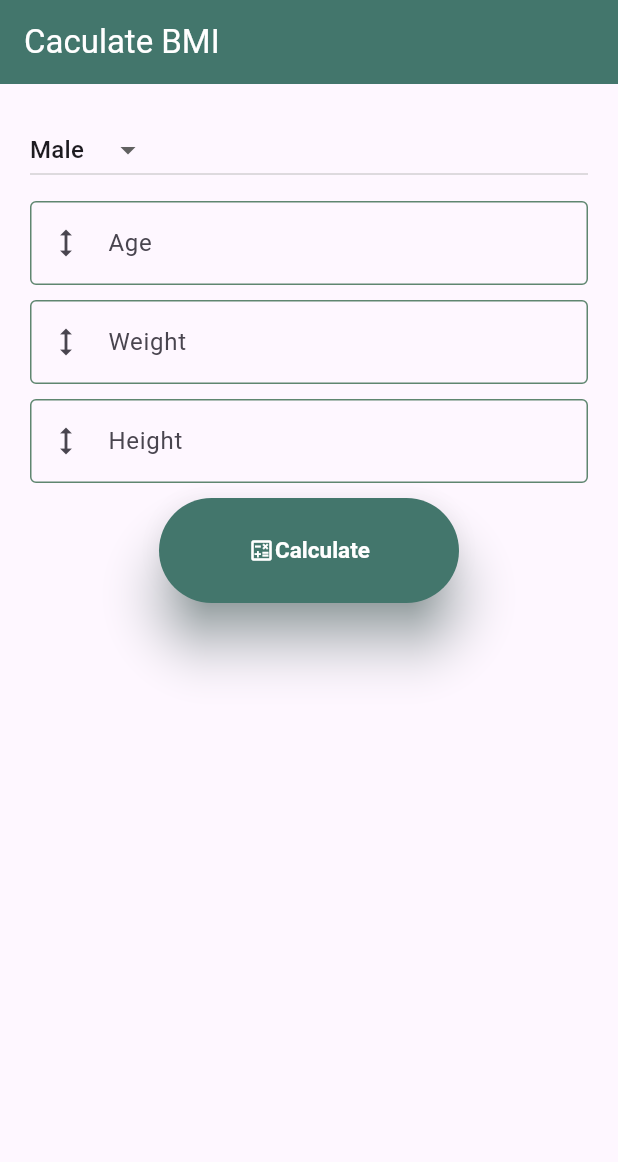
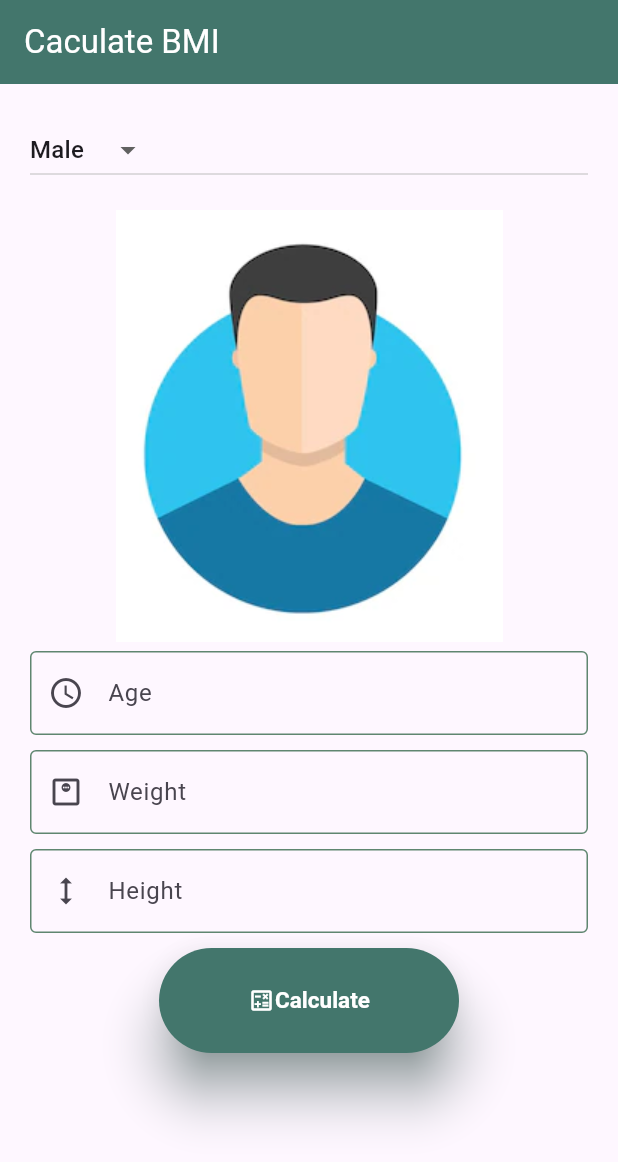
Before and after one commit to Papop-San/Flutter_Lesson, a Flutter app: the screen it shows after launch, on a phone screen of 412 x 824 dp. Shown: the top 1162 px of the screen. Run offline on Flutter 3.47's test engine with Material 3 defaults, Android fonts, the phone set to English and light mode, and no system bars.

Commit message:
update project BMI

```diff
--- a/bmi_caculate/lib/Input.dart
+++ b/bmi_caculate/lib/Input.dart
@@ -1,3 +1,5 @@
+// ignore_for_file: unused_field
+
 import 'package:flutter/material.dart';
 import 'package:flutter/services.dart';
 import './show.dart';
@@ -11,6 +13,32 @@ class Inputfrom extends StatefulWidget {
 
 class _InputfromState extends State<Inputfrom> {
   String selectGender = "Male";
+  late double _age;
+  late double _height;
+  late double _weight;
+
+  final _ageController = TextEditingController();
+  final _weightController =  TextEditingController();
+  final _heightController = TextEditingController();
+
+
+  void initState(){
+    super.initState();
+    _ageController.addListener(_updateText);
+    _weightController.addListener(_updateText);
+    _heightController.addListener(_updateText);
+  }
+
+  void _updateText(){
+    _age = double.tryParse(_ageController.text)??0;
+    _height= double.tryParse(_heightController.text)??0;
+    _weight = double.tryParse(_weightController.text)??0;
+
+  }
+
+
+
+
 
 
 
@@ -25,7 +53,6 @@ class _InputfromState extends State<Inputfrom> {
         padding: EdgeInsets.all(20.0),
         child: ListView(
           children: [
-
             //Gender Select
             Padding(
               padding: const EdgeInsets.only(bottom: 10.0),
@@ -44,21 +71,33 @@ class _InputfromState extends State<Inputfrom> {
                 }).toList(),
               ),
             ),
-
-
-
+            Row(
+            mainAxisAlignment: MainAxisAlignment.center,
+            children: [
+              Align(
+                alignment: Alignment.center,
+                child: Image.asset(
+                  selectGender == "Male"
+                      ? 'assets/images/men.png'
+                      : 'assets/images/women.png',
+                  width: 300,
+                  height: 300,
+                ),
+              ),
+            ],
+          ),
             //Age
             Padding(
                 padding: const EdgeInsets.only(bottom: 10.0),
                 child: TextFormField(
-                  // controller: _heightController,
+                  controller: _ageController,
                   keyboardType: TextInputType.number,
                   inputFormatters: <TextInputFormatter>[
                      FilteringTextInputFormatter.allow(RegExp(r'[0-9]')),
                   ],
                   decoration: InputDecoration(
                     labelText: 'Age',
-                    prefixIcon: Icon(Icons.height),
+                    prefixIcon: Icon(Icons.watch_later_outlined),
                     border: OutlineInputBorder(
                       borderSide: BorderSide(color: Colors.black),
                     ),
@@ -76,14 +115,14 @@ class _InputfromState extends State<Inputfrom> {
             Padding(
                 padding: const EdgeInsets.only(bottom: 10.0),
                 child: TextFormField(
-                  // controller: _heightController,
+                  controller: _weightController,
                   keyboardType: TextInputType.number,
                   inputFormatters: <TextInputFormatter>[
                      FilteringTextInputFormatter.allow(RegExp(r'[0-9]')),
                   ],
                   decoration: InputDecoration(
                     labelText: 'Weight',
-                    prefixIcon: Icon(Icons.height),
+                    prefixIcon: Icon(Icons.monitor_weight_outlined),
                     border: OutlineInputBorder(
                       borderSide: BorderSide(color: Colors.black),
                     ),
@@ -101,7 +140,7 @@ class _InputfromState extends State<Inputfrom> {
             Padding(
                 padding: const EdgeInsets.only(bottom: 10.0),
                 child: TextFormField(
-                  // controller: _heightController,
+                  controller: _heightController,
                   keyboardType: TextInputType.number,
                   inputFormatters: <TextInputFormatter>[
                      FilteringTextInputFormatter.allow(RegExp(r'[0-9]')),
@@ -124,9 +163,6 @@ class _InputfromState extends State<Inputfrom> {
 
 
 
-
-
-
            //Button
             newMethod(context)
           ],
@@ -146,7 +182,22 @@ class _InputfromState extends State<Inputfrom> {
         Navigator.push(context,
 
           MaterialPageRoute(builder:(context){
-            return Showresult();
+           if(selectGender == "Male"){
+            return Showresult(
+              ageResult:_age,
+              heightResult:_height,
+              weightResult:_weight,
+              genderResult: selectGender,
+            );
+          }
+          else{
+            return Showresult(
+              ageResult:_age,
+              heightResult:_height,
+              weightResult:_weight,
+              genderResult: selectGender,
+            );
+          }
           })
         );
       },
--- a/bmi_caculate/pubspec.yaml
+++ b/bmi_caculate/pubspec.yaml
@@ -59,8 +59,8 @@ flutter:
   uses-material-design: true
 
   # To add assets to your application, add an assets section, like this:
-  # assets:
-  #   - images/a_dot_burr.jpeg
+  assets:
+    - assets/images/
   #   - images/a_dot_ham.jpeg
 
   # An image asset can refer to one or more resolution-specific "variants", see
```
Also changed, not shown: bmi_caculate/lib/show.dart (+76 -2 lines), bmi_caculate/assets/images/bmi-1.png (renamed from bmi_caculate/assets/Image/bmi-1.png), bmi_caculate/assets/images/bmi-2.png (renamed from bmi_caculate/assets/Image/bmi-2.png), bmi_caculate/assets/images/bmi-3.png (renamed from bmi_caculate/assets/Image/bmi-3.png), bmi_caculate/assets/images/bmi-4.png (renamed from bmi_caculate/assets/Image/bmi-4.png), bmi_caculate/assets/images/bmi-5.png (renamed from bmi_caculate/assets/Image/bmi-5.png), bmi_caculate/assets/images/men.png (renamed from bmi_caculate/assets/Image/men.png), bmi_caculate/assets/images/women.png (renamed from bmi_caculate/assets/Image/women.png).
